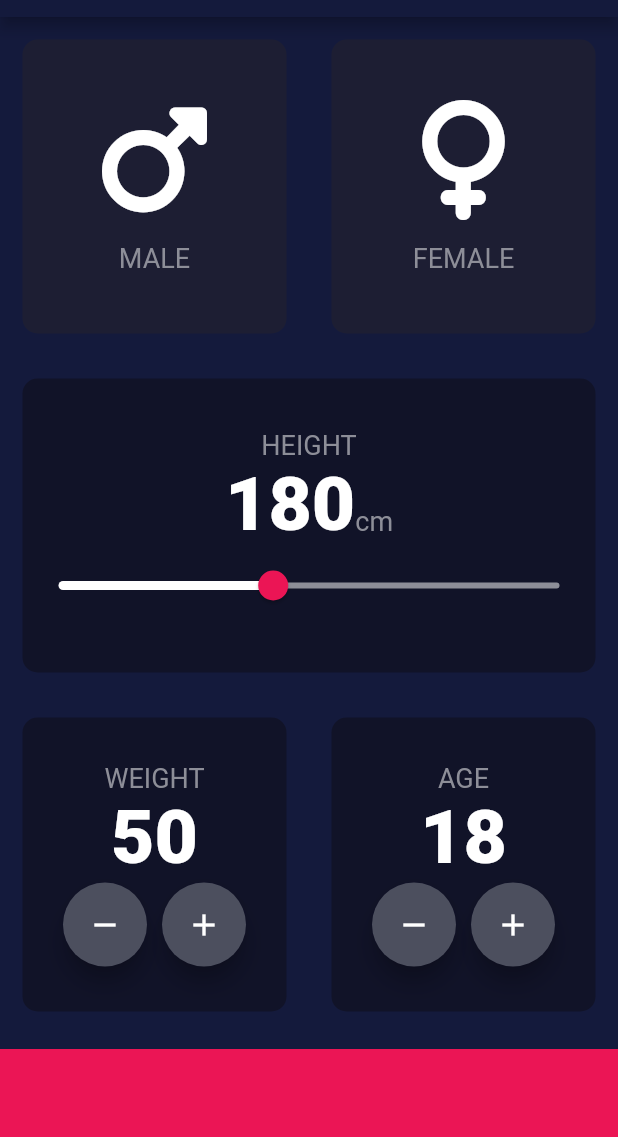
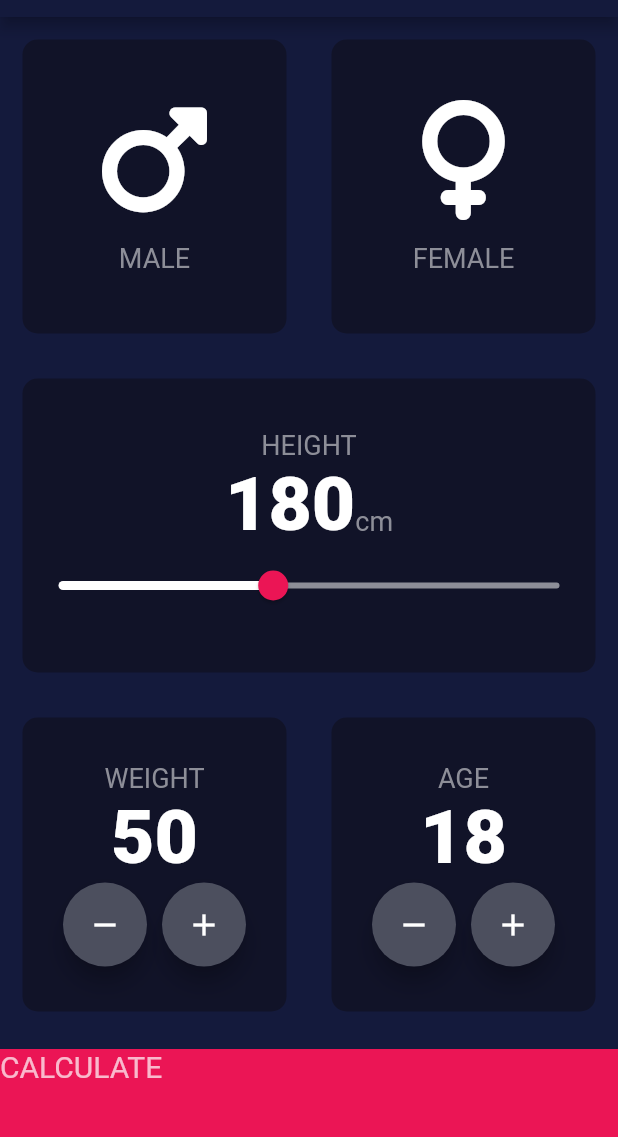
Before and after one commit to hajardami/simplebmicalculator, a Flutter app: the screen it shows after launch, on a phone screen of 412 x 824 dp, the part 67-1204 px from its top. Run offline on Flutter 3.47's test engine with Material 2 defaults, Android fonts, the phone set to English and light mode, and no system bars; our stand-ins replace font_awesome_flutter.

```diff
--- a/lib/input_page.dart
+++ b/lib/input_page.dart
@@ -37,8 +37,8 @@ class _InputPageState extends State<InputPage> {
                         });
                       },
                       colour: selectedGender == Gender.male
-                          ? KColorbox
-                          : kColorboxclicked,
+                          ? kColorboxclicked
+                          : KColorbox,
                       cardChild: ContentIcon(
                           label: "MALE", icon: FontAwesomeIcons.mars),
                     ),
@@ -51,8 +51,8 @@ class _InputPageState extends State<InputPage> {
                         });
                       },
                       colour: selectedGender == Gender.female
-                          ? KColorbox
-                          : kColorboxclicked,
+                          ? kColorboxclicked
+                          : KColorbox,
                       cardChild: ContentIcon(
                           label: "FEMALE", icon: FontAwesomeIcons.venus),
                     ),
@@ -204,11 +204,20 @@ class _InputPageState extends State<InputPage> {
                 ],
               ),
             ),
-            Container(
-              color: KBottomcolor,
-              width: double.infinity,
-              height: kBottomContainerHeight,
-              margin: EdgeInsets.only(top: 10.0),
+            GestureDetector(
+              onTap: () {
+                Navigator.pushNamed(context, "/calculate");
+              },
+              child: Container(
+                child: Text(
+                  "CALCULATE",
+                  style: TextStyle(color: Colors.white70, fontSize: 20),
+                ),
+                color: KBottomcolor,
+                width: double.infinity,
+                height: kBottomContainerHeight,
+                margin: EdgeInsets.only(top: 10.0),
+              ),
             )
           ],
         ),
--- a/lib/main.dart
+++ b/lib/main.dart
@@ -1,5 +1,6 @@
 import 'package:flutter/material.dart';
 import 'input_page.dart';
+import 'result.dart';
 
 void main() => runApp(BMICalculator());
 
@@ -17,7 +18,11 @@ class BMICalculator extends StatelessWidget {
           bodyText2: TextStyle(color: Colors.white),
         ),
       ),
-      home: InputPage(),
+      initialRoute: '/',
+      routes: {
+        '/': (context) => InputPage(),
+        '/calculate': (context) => result(),
+      },
     );
   }
 }
```
Also changed, not shown: lib/result.dart (added, +20 -0 lines).
